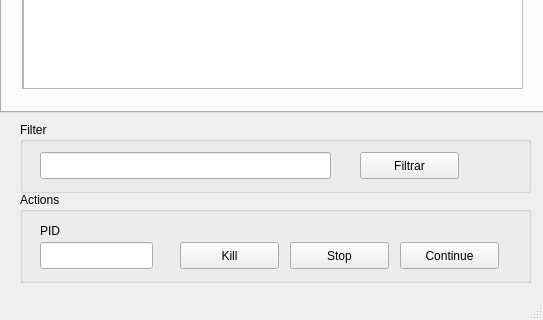
The window that taskManager/mainwindow.ui (intolerants/str) describes before a commit, drawn with Qt 5; both pictures show x 0 to 543 and y 355 to 675 of the 543 by 675 pixel window.
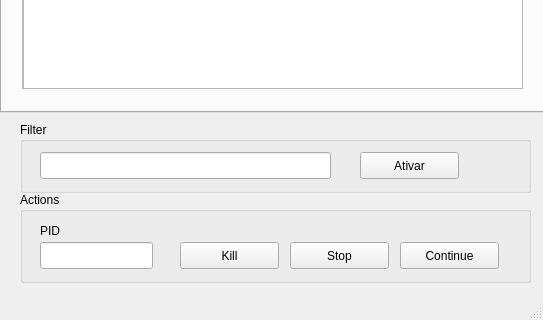
The same window after the commit.

Patch:
```diff
--- a/taskManager/mainwindow.ui
+++ b/taskManager/mainwindow.ui
@@ -102,7 +102,7 @@
       </rect>
      </property>
      <property name="text">
-      <string>Filtrar</string>
+      <string>Ativar</string>
      </property>
     </widget>
    </widget>
```
Left out of the diff: 2 changed lines with no effect on the pictures.
